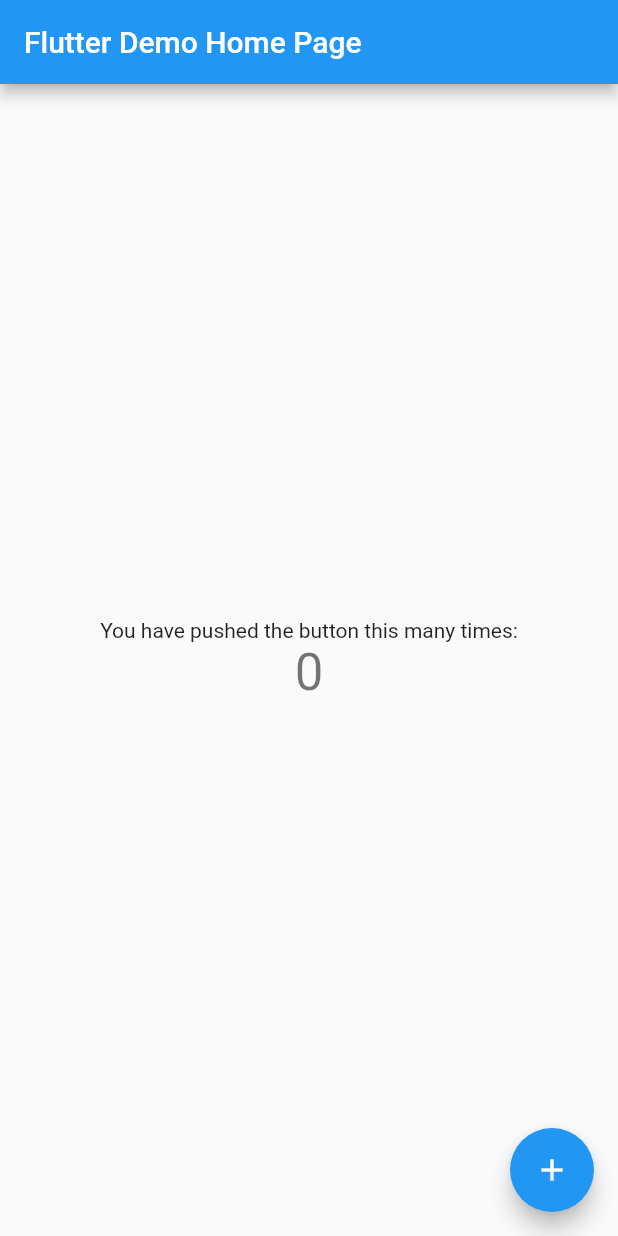
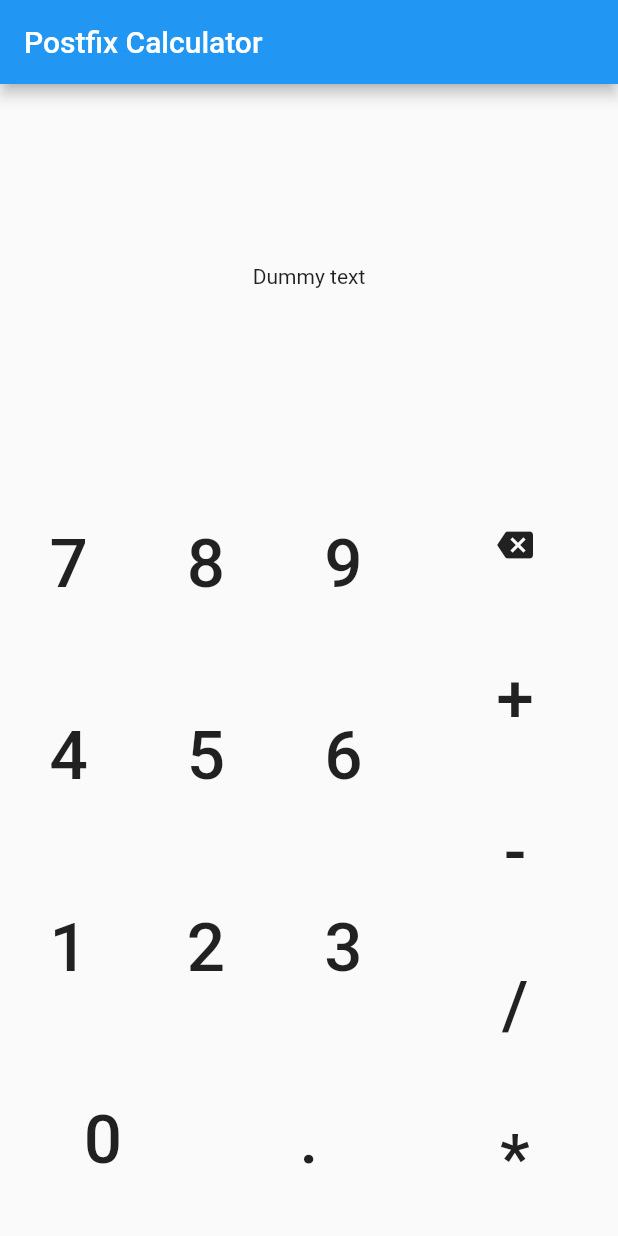
Before and after one commit to Mot93/PostfixCalculatorFlutter, a Flutter app: the screen it shows after launch, on a phone screen of 412 x 824 dp. Run offline on Flutter 3.47's test engine with Material 2 defaults, Android fonts, the phone set to English and light mode, and no system bars.

Commit message:
Interface is setup, need implementation

```diff
--- /dev/null
+++ b/postfix_calculator/lib/home_page.dart
@@ -0,0 +1,148 @@
+// Defining the home page of the app
+
+import 'package:flutter/material.dart';
+
+
+//-------------------------------------
+/// Home page widget
+class HomePage extends StatefulWidget {
+  /// Constructor
+  const HomePage();
+  /// State initialization
+  @override
+  _HomePageState createState() => new _HomePageState();
+}
+
+
+//-------------------------------------------
+/// Home page state
+class _HomePageState extends State<HomePage>{
+
+  //
+  String str = "";
+
+  // Return a numeric button
+  // Expanded(MaterialButton(Conteiner(Center(Text()))))
+  Widget _buildButton(value){
+    return Expanded(
+      flex: 1,
+      child: MaterialButton(
+        onPressed: () => print("$value"),
+        child: Container(
+          child: Center(
+            child:Text(
+              "$value",
+              style: TextStyle(
+                fontSize: 45.0,
+              ),
+            ),
+          ),
+        ),
+      ),
+    );
+  }
+
+  // Return a row of button
+  Widget _buildButtonRow(List values){
+    // Creating a list of buttons
+    List<Widget> buttons = [];
+    for (var x in values){
+      buttons.add(_buildButton(x));
+    }
+    // Pacing the list of buttons in a Expanded(Row)
+    return Expanded(
+      flex: 1,
+      child: Row(
+        children: buttons,
+      ),
+    );
+  }
+
+  /// Build
+  @override
+  Widget build(BuildContext context){
+
+    // Definin the AppBar
+    // Using final because I won't change my appBar
+    // TODO add navigation button to the bar
+    var appBar = AppBar(
+      title: Text("Postfix Calculator"),
+    );
+
+    // Defining the Body of the home page
+    // The body is a column containing a text field and a gridview
+    var body = Container(
+      child: Column(
+        children: <Widget>[
+          // Equation holder (Text())
+          Expanded(
+            flex: 1,
+            child: Center(
+              child:Padding(
+                padding: EdgeInsets.all(10.0),
+                child: Text("Dummy text"),
+              ),
+            ),
+          ),
+          // Gridview containing the "keyboard"
+          // TODO "keyboard"
+          Expanded(
+            flex: 2,
+            // There are 2 column
+            //    1) Containing the numbers
+            //    2) Containing the Oparation
+            child: Row(
+              children: <Widget>[
+                // Numeric Pad
+                Expanded(
+                  flex: 2,
+                  child: Column(
+                    children: <Widget>[
+                      _buildButtonRow([7,8,9]),
+                      _buildButtonRow([4,5,6]),
+                      _buildButtonRow([1,2,3]),
+                      _buildButtonRow([0, '.']),
+                    ],
+                  ),
+                ),
+                // Operation keys
+                Expanded(
+                  flex: 1,
+                  child: Column(
+                    children: <Widget>[
+                      // Erase Button
+                      Expanded(
+                        flex: 1,
+                        child: MaterialButton(
+                          onPressed: () => print("Erase"),
+                          child: Container(
+                            child: Center(
+                              child: Icon(
+                                Icons.backspace,
+                              ),
+                            ),
+                          ),
+                        ),
+                      ),
+                      // Buttons + - / *
+                      _buildButton('+'),
+                      _buildButton('-'),
+                      _buildButton('/'),
+                      _buildButton('*'),
+                    ],
+                  ),
+                ),
+              ],
+            ),
+          ),
+        ]
+      ),
+    );
+
+    return Scaffold(
+      appBar: appBar,
+      body: body,
+    );
+  }
+
+}
--- a/postfix_calculator/lib/main.dart
+++ b/postfix_calculator/lib/main.dart
@@ -1,109 +1,24 @@
 import 'package:flutter/material.dart';
 
-void main() => runApp(new MyApp());
+import 'home_page.dart';
 
+void main() => runApp(MyApp());
+
+/// Used to set the whole app theme
+/// Also used to launche the home_page widget
 class MyApp extends StatelessWidget {
-  // This widget is the root of your application.
-  @override
-  Widget build(BuildContext context) {
-    return new MaterialApp(
-      title: 'Flutter Demo',
-      theme: new ThemeData(
-        // This is the theme of your application.
-        //
-        // Try running your application with "flutter run". You'll see the
-        // application has a blue toolbar. Then, without quitting the app, try
-        // changing the primarySwatch below to Colors.green and then invoke
-        // "hot reload" (press "r" in the console where you ran "flutter run",
-        // or press Run > Flutter Hot Reload in IntelliJ). Notice that the
-        // counter didn't reset back to zero; the application is not restarted.
-        primarySwatch: Colors.blue,
-      ),
-      home: new MyHomePage(title: 'Flutter Demo Home Page'),
-    );
-  }
-}
-
-class MyHomePage extends StatefulWidget {
-  MyHomePage({Key key, this.title}) : super(key: key);
-
-  // This widget is the home page of your application. It is stateful, meaning
-  // that it has a State object (defined below) that contains fields that affect
-  // how it looks.
-
-  // This class is the configuration for the state. It holds the values (in this
-  // case the title) provided by the parent (in this case the App widget) and
-  // used by the build method of the State. Fields in a Widget subclass are
-  // always marked "final".
-
-  final String title;
-
-  @override
-  _MyHomePageState createState() => new _MyHomePageState();
-}
-
-class _MyHomePageState extends State<MyHomePage> {
-  int _counter = 0;
-
-  void _incrementCounter() {
-    setState(() {
-      // This call to setState tells the Flutter framework that something has
-      // changed in this State, which causes it to rerun the build method below
-      // so that the display can reflect the updated values. If we changed
-      // _counter without calling setState(), then the build method would not be
-      // called again, and so nothing would appear to happen.
-      _counter++;
-    });
-  }
 
   @override
   Widget build(BuildContext context) {
-    // This method is rerun every time setState is called, for instance as done
-    // by the _incrementCounter method above.
-    //
-    // The Flutter framework has been optimized to make rerunning build methods
-    // fast, so that you can just rebuild anything that needs updating rather
-    // than having to individually change instances of widgets.
-    return new Scaffold(
-      appBar: new AppBar(
-        // Here we take the value from the MyHomePage object that was created by
-        // the App.build method, and use it to set our appbar title.
-        title: new Text(widget.title),
+    return MaterialApp(
+      debugShowCheckedModeBanner: true,
+      title: "PostfixCalculator",
+      // TODO set the app theme
+      theme: ThemeData(
+        backgroundColor: Colors.white,
       ),
-      body: new Center(
-        // Center is a layout widget. It takes a single child and positions it
-        // in the middle of the parent.
-        child: new Column(
-          // Column is also layout widget. It takes a list of children and
-          // arranges them vertically. By default, it sizes itself to fit its
-          // children horizontally, and tries to be as tall as its parent.
-          //
-          // Invoke "debug paint" (press "p" in the console where you ran
-          // "flutter run", or select "Toggle Debug Paint" from the Flutter tool
-          // window in IntelliJ) to see the wireframe for each widget.
-          //
-          // Column has various properties to control how it sizes itself and
-          // how it positions its children. Here we use mainAxisAlignment to
-          // center the children vertically; the main axis here is the vertical
-          // axis because Columns are vertical (the cross axis would be
-          // horizontal).
-          mainAxisAlignment: MainAxisAlignment.center,
-          children: <Widget>[
-            new Text(
-              'You have pushed the button this many times:',
-            ),
-            new Text(
-              '$_counter',
-              style: Theme.of(context).textTheme.display1,
-            ),
-          ],
-        ),
-      ),
-      floatingActionButton: new FloatingActionButton(
-        onPressed: _incrementCounter,
-        tooltip: 'Increment',
-        child: new Icon(Icons.add),
-      ), // This trailing comma makes auto-formatting nicer for build methods.
+      home: HomePage(),
     );
   }
+
 }
--- a/postfix_calculator/pubspec.yaml
+++ b/postfix_calculator/pubspec.yaml
@@ -19,6 +19,9 @@ dependencies:
   # The following adds the Cupertino Icons font to your application.
   # Use with the CupertinoIcons class for iOS style icons.
   cupertino_icons: ^0.1.2
+  # A package containing the most ~5000 used English words and some utility functions.
+  # https://pub.dartlang.org/packages/english_words
+  english_words: ^3.1.0
 
 dev_dependencies:
   flutter_test:
```
